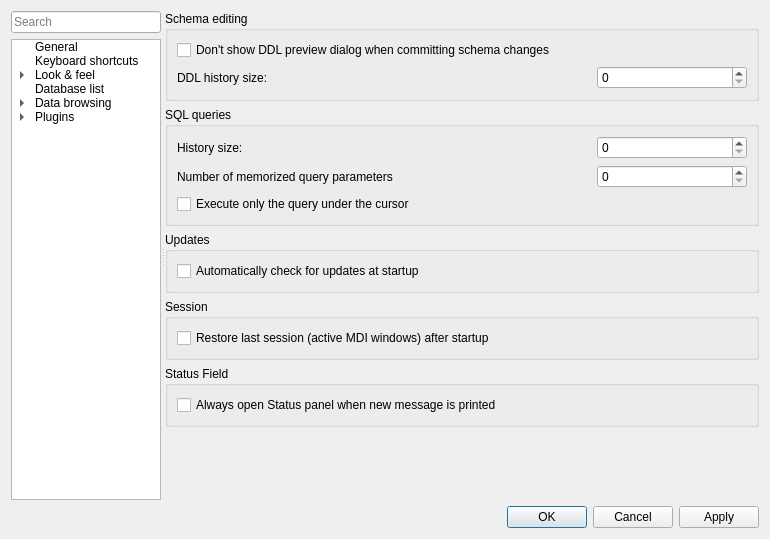
Qt form SQLiteStudio3/guiSQLiteStudio/dialogs/configdialog.ui (pawelsalawa/sqlitestudio) before a commit.
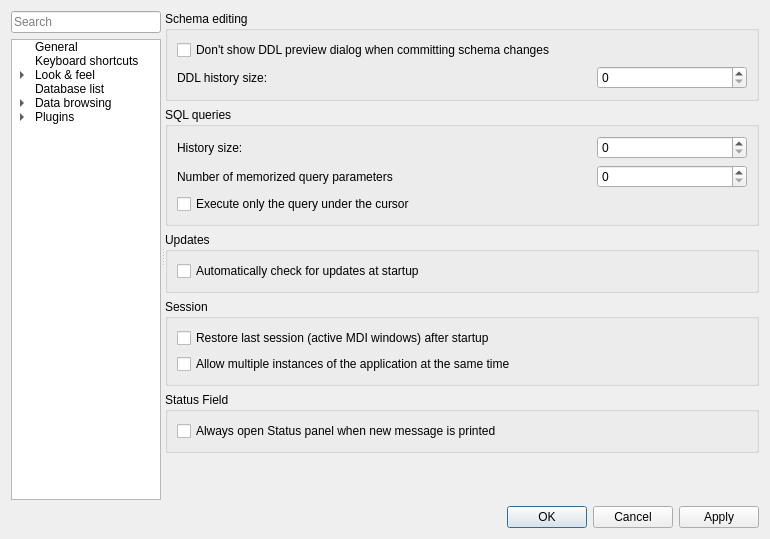
The same form after that commit. Icons and pictures are not drawn. Custom widgets are drawn as their Qt base class.

Commit message: #3456 Added option to allow multiple instances of the application running at the same time.

What changed in the file:
```diff
--- a/SQLiteStudio3/guiSQLiteStudio/dialogs/configdialog.ui
+++ b/SQLiteStudio3/guiSQLiteStudio/dialogs/configdialog.ui
@@ -922,6 +922,16 @@
                 </property>
                </widget>
               </item>
+              <item row="1" column="0">
+               <widget class="QCheckBox" name="multipleSessionsCheck">
+                <property name="text">
+                 <string>Allow multiple instances of the application at the same time</string>
+                </property>
+                <property name="cfg" stdset="0">
+                 <string>General.AllowMultipleSessions</string>
+                </property>
+               </widget>
+              </item>
              </layout>
             </widget>
            </item>
```
Left out of the diff: 10 changed lines with no effect on the pictures. The commit also changes 5 other files.
